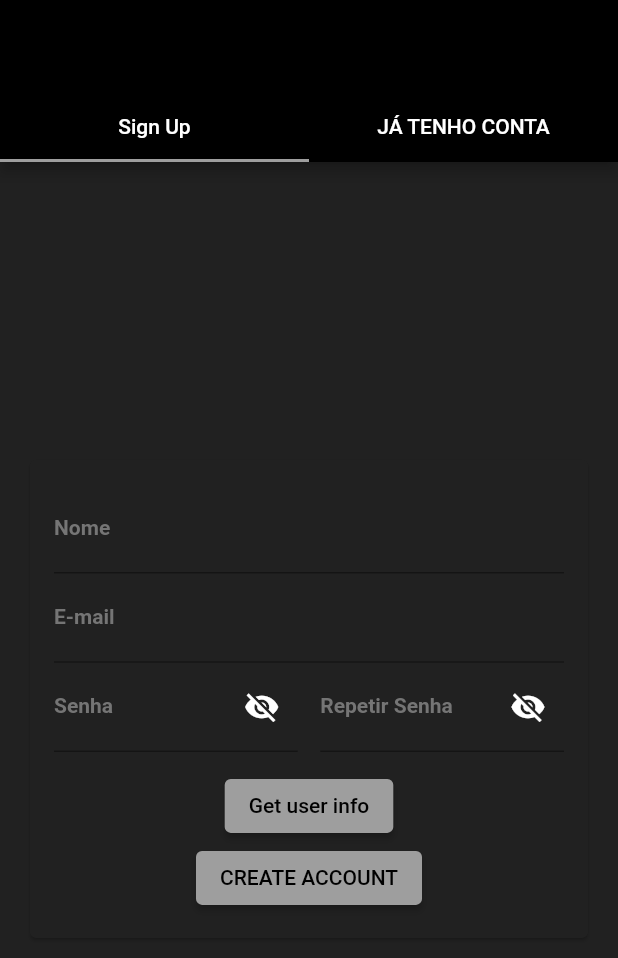
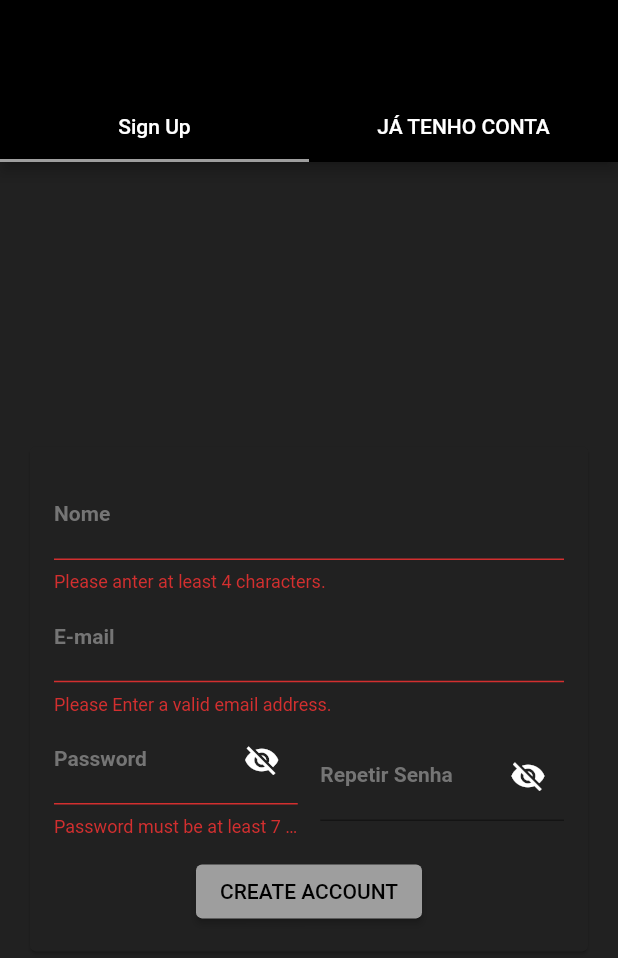
Before and after one commit to DaviRolim/read-smart, a Flutter app: the AuthScreen screen opened by its route, after a tap on "CREATE ACCOUNT", on a phone screen of 412 x 824 dp. Shown: the top 958 px of the screen. Run offline on Flutter 3.47's test engine with Material 2 defaults, Android fonts, the phone set to English and light mode, and no system bars; our stand-ins replace badges, cached_network_image, cloud_firestore, dartz, firebase_auth, firebase_core and 2 more; accounts and stored records are empty; generated files the repository leaves out were written again; network calls fail.

Commit message:
fixing signin and changing app name

```diff
--- a/lib/repository/auth_repository.dart
+++ b/lib/repository/auth_repository.dart
@@ -12,6 +12,7 @@ class AuthRepository {
 
   Future<bool> signInWithEmailAndPassword(String email, String password) async {
     var userAuthenticated = false;
+    print(email  + ' - ' +password);
     try {
       UserCredential userCredential =
           await authInstance.signInWithEmailAndPassword(
--- a/lib/screens/landing_screen.dart
+++ b/lib/screens/landing_screen.dart
@@ -128,7 +128,11 @@ class _HomeScreenState extends ConsumerState<LandingScreen> {
                   ),
                 ),
                 TextButton(
-                  onPressed: () => print('Sign in as an existing user'),
+                  onPressed: () {
+                    Navigator.of(context).push(CustomPageRoute(AuthForm(
+                      isLogin: true,
+                    )));
+                  },
                   child: Text(
                     'Sign in as an existing user',
                     style: TextStyle(fontSize: 16),
--- a/lib/widgets/auth/auth_form.dart
+++ b/lib/widgets/auth/auth_form.dart
@@ -117,7 +117,7 @@ class _AuthFormState extends State<AuthForm> {
                       _userEmail = value!;
                     },
                   ),
-                  if (!widget.isLogin)
+                  // if (!widget.isLogin)
                     // TextFormField(
                     //   key: ValueKey('CPF'),
                     //   textInputAction: TextInputAction.next,
@@ -140,7 +140,7 @@ class _AuthFormState extends State<AuthForm> {
                     //   //   _userName = value!;
                     //   // },
                     // ),
-                    if (!widget.isLogin)
+                    // if (!widget.isLogin)
                       // Row(
                       //   children: [
                       //     Expanded(
@@ -235,7 +235,7 @@ class _AuthFormState extends State<AuthForm> {
                               },
                               style: TextStyle(color: Colors.grey[300]),
                               decoration: InputDecoration(
-                                labelText: 'Senha',
+                                labelText: 'Password',
                                 labelStyle: TextStyle(
                                     color: Colors.grey[600], fontSize: 14),
                                 suffixIcon: IconButton(
@@ -296,15 +296,14 @@ class _AuthFormState extends State<AuthForm> {
                       ),
                   SizedBox(height: 12),
                   ElevatedButton(
-                      child: Text('Get user info'), onPressed: () {}),
-                  ElevatedButton(
                     onPressed: () async {
-                      // bool isValid = _trySubmit();
-                      final email = 'davirolim94@gmail.com';
-                      final password = 'davi1234';
-                      final username = 'DaviRolim';
-                      authRepository.signInWithEmailAndPassword(
+                      bool isValid = _trySubmit();
+                      final email = _userEmail;
+                      final password =  _userPassword;
+                      // final username = 'DaviRolim';
+                      final success = await authRepository.signInWithEmailAndPassword(
                           email, password);
+                      Navigator.of(context).pop();
 
                       // if (isValid) {
                       //   try {
```
Also changed, not shown: 2 other files.
